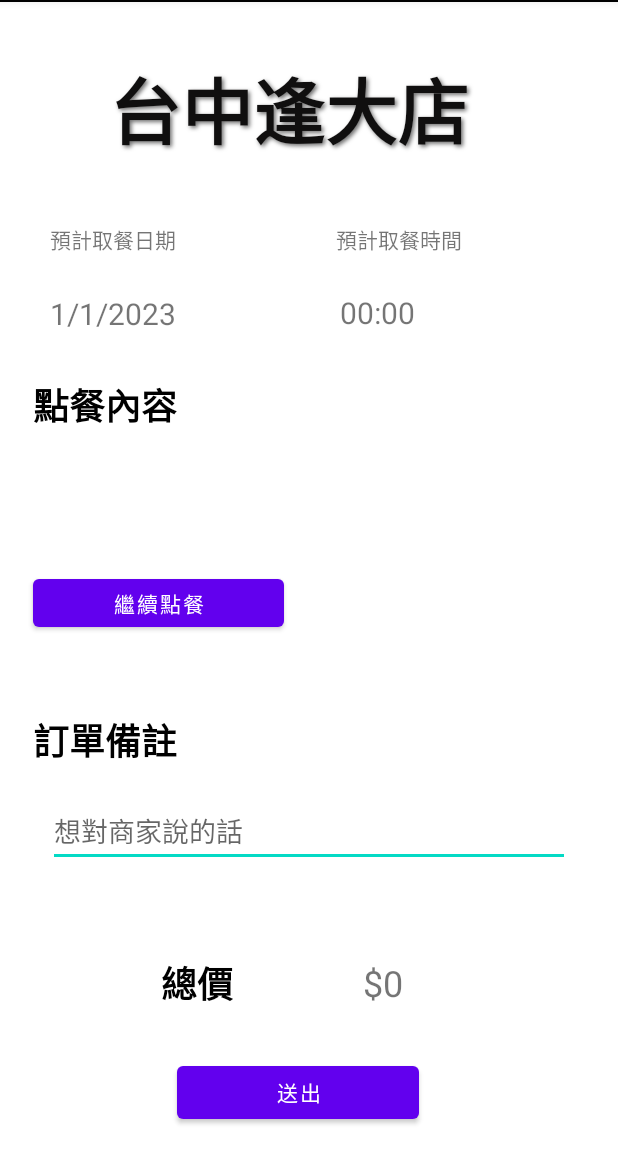
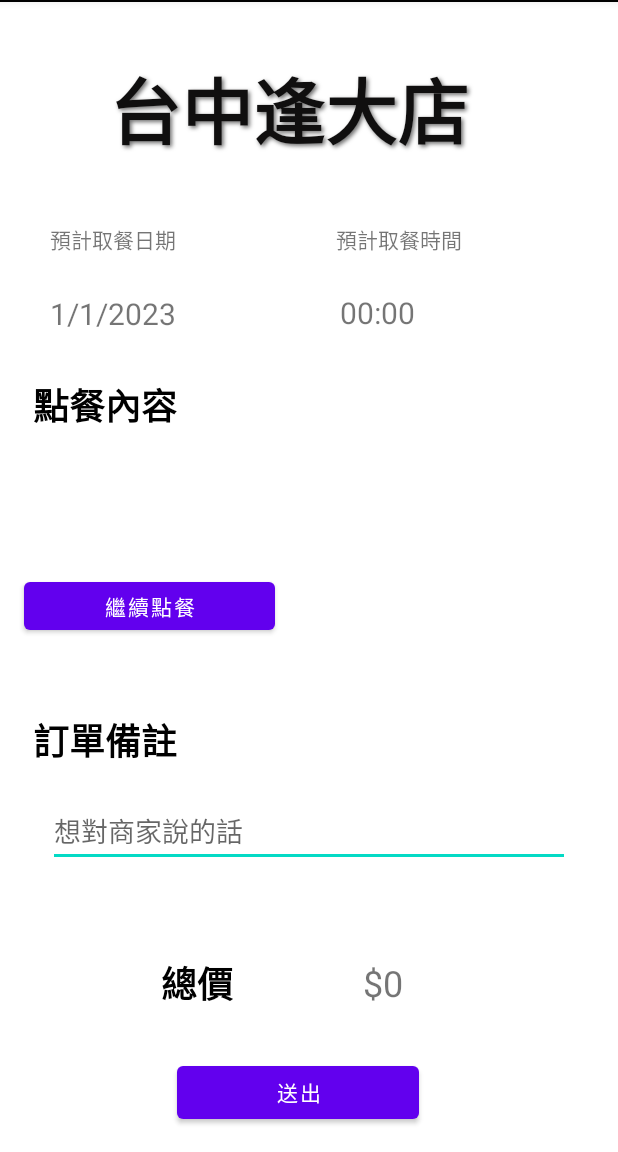
Before and after one commit to D0611120/IECS-1A12-App-BreakfastAppDesign, an Android app: the screen it shows after launch (Shopping_cart), after a tap on an icon or button, on a phone screen of 412 x 824 dp, the part 84-1236 px from its top. Run offline under Robolectric (Android 15) with nearby library versions, the phone set to English and light mode, and no system bars.

Commit message:
test_modify

```diff
--- a/app/src/main/res/layout/activity_shopping_cart.xml
+++ b/app/src/main/res/layout/activity_shopping_cart.xml
@@ -86,10 +86,10 @@
         android:text="繼續點餐"
         app:layout_constraintBottom_toBottomOf="parent"
         app:layout_constraintEnd_toEndOf="parent"
-        app:layout_constraintHorizontal_bias="0.09"
+        app:layout_constraintHorizontal_bias="0.065"
         app:layout_constraintStart_toStartOf="parent"
         app:layout_constraintTop_toBottomOf="@+id/Shopping_tv4"
-        app:layout_constraintVertical_bias="0.0" />
+        app:layout_constraintVertical_bias="0.006" />
 
     <TextView
         android:id="@+id/Shopping_tv5"
```
